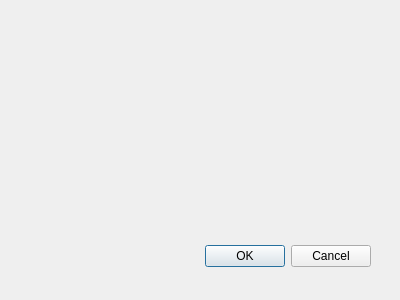
The window that src/gui/clipdialog.ui (rdimaio/13CAD) describes before a commit, drawn with Qt 5.
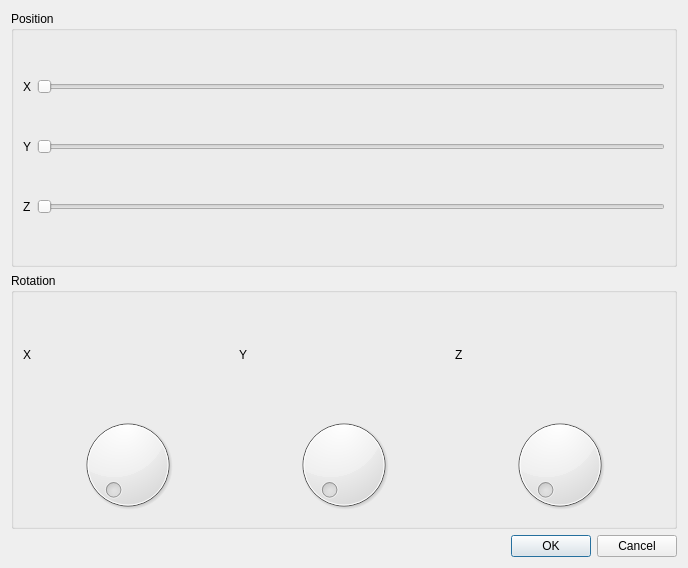
The same window after the commit.

```diff
--- a/src/gui/clipdialog.ui
+++ b/src/gui/clipdialog.ui
@@ -8,29 +8,115 @@
    <rect>
     <x>0</x>
     <y>0</y>
-    <width>400</width>
-    <height>300</height>
+    <width>688</width>
+    <height>568</height>
    </rect>
   </property>
   <property name="windowTitle">
    <string>Dialog</string>
   </property>
-  <widget name="buttonBox" class="QDialogButtonBox">
-   <property name="geometry">
-    <rect>
-     <x>30</x>
-     <y>240</y>
-     <width>341</width>
-     <height>32</height>
-    </rect>
-   </property>
-   <property name="orientation">
-    <enum>Qt::Horizontal</enum>
-   </property>
-   <property name="standardButtons">
-    <set>QDialogButtonBox::Cancel|QDialogButtonBox::Ok</set>
-   </property>
-  </widget>
+  <layout class="QGridLayout" name="gridLayout_3">
+   <item row="0" column="0">
+    <widget class="QGroupBox" name="positionGrid">
+     <property name="title">
+      <string>Position</string>
+     </property>
+     <layout class="QGridLayout" name="gridLayout">
+      <item row="0" column="0">
+       <widget class="QLabel" name="xLabel">
+        <property name="text">
+         <string>X</string>
+        </property>
+       </widget>
+      </item>
+      <item row="0" column="1">
+       <widget class="QSlider" name="xSlider">
+        <property name="orientation">
+         <enum>Qt::Horizontal</enum>
+        </property>
+       </widget>
+      </item>
+      <item row="1" column="0">
+       <widget class="QLabel" name="yLabel">
+        <property name="text">
+         <string>Y</string>
+        </property>
+       </widget>
+      </item>
+      <item row="1" column="1">
+       <widget class="QSlider" name="ySlider">
+        <property name="orientation">
+         <enum>Qt::Horizontal</enum>
+        </property>
+       </widget>
+      </item>
+      <item row="2" column="0">
+       <widget class="QLabel" name="zLabel">
+        <property name="text">
+         <string>Z</string>
+        </property>
+       </widget>
+      </item>
+      <item row="2" column="1">
+       <widget class="QSlider" name="zSlider">
+        <property name="orientation">
+         <enum>Qt::Horizontal</enum>
+        </property>
+       </widget>
+      </item>
+     </layout>
+    </widget>
+   </item>
+   <item row="1" column="0">
+    <widget class="QGroupBox" name="rotationGrid">
+     <property name="title">
+      <string>Rotation</string>
+     </property>
+     <layout class="QGridLayout" name="gridLayout_2">
+      <item row="0" column="0">
+       <widget class="QLabel" name="xrLabel">
+        <property name="text">
+         <string>X</string>
+        </property>
+       </widget>
+      </item>
+      <item row="0" column="1">
+       <widget class="QLabel" name="yrLabel">
+        <property name="text">
+         <string>Y</string>
+        </property>
+       </widget>
+      </item>
+      <item row="0" column="2">
+       <widget class="QLabel" name="zrLabel">
+        <property name="text">
+         <string>Z</string>
+        </property>
+       </widget>
+      </item>
+      <item row="1" column="0">
+       <widget class="QDial" name="xDial"/>
+      </item>
+      <item row="1" column="1">
+       <widget class="QDial" name="yDial"/>
+      </item>
+      <item row="1" column="2">
+       <widget class="QDial" name="zDial"/>
+      </item>
+     </layout>
+    </widget>
+   </item>
+   <item row="2" column="0">
+    <widget class="QDialogButtonBox" name="buttonBox">
+     <property name="orientation">
+      <enum>Qt::Horizontal</enum>
+     </property>
+     <property name="standardButtons">
+      <set>QDialogButtonBox::Cancel|QDialogButtonBox::Ok</set>
+     </property>
+    </widget>
+   </item>
+  </layout>
  </widget>
  <pixmapfunction/>
  <resources/>
```
Left out of the diff: 7 changed lines with no effect on the pictures.
